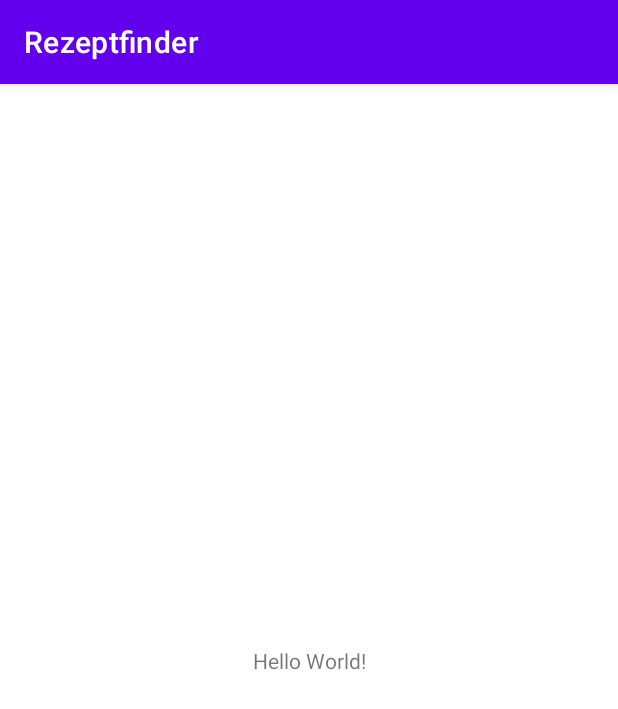
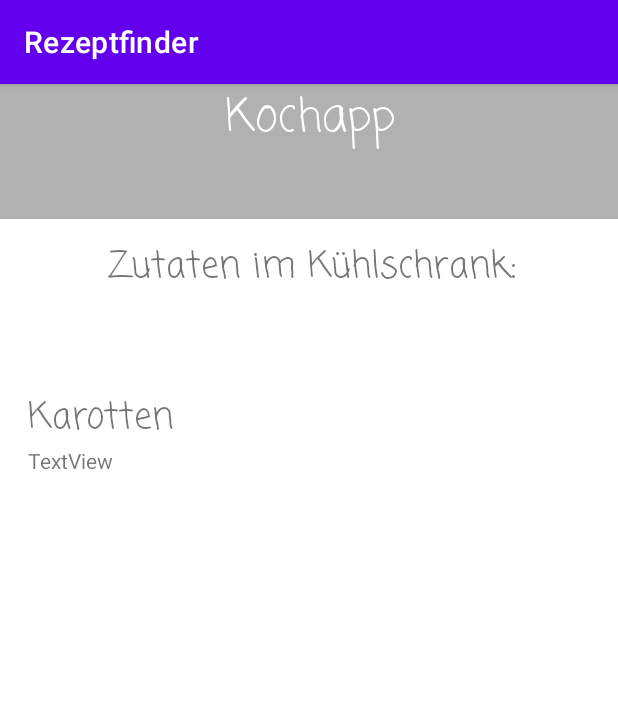
Before and after one commit to GenosseRedCat2/Rezeptfinder, an Android app: the screen it shows after launch (MainActivity), on a phone screen of 412 x 824 dp. Shown: the top 709 px of the screen. Run offline under Robolectric (Android 15) with nearby library versions, the phone set to English and light mode, and no system bars.

Commit message:
Das erste Layout des Kochapp's. Eine einfache alternative Titlebar und ein Scrollmenue mit zwei textviews.

```diff
--- a/app/src/main/res/layout/activity_main.xml
+++ b/app/src/main/res/layout/activity_main.xml
@@ -2,17 +2,73 @@
 <androidx.constraintlayout.widget.ConstraintLayout xmlns:android="http://schemas.android.com/apk/res/android"
     xmlns:app="http://schemas.android.com/apk/res-auto"
     xmlns:tools="http://schemas.android.com/tools"
+
+
+    android:id="@+id/coordinatorLayout2"
     android:layout_width="match_parent"
-    android:layout_height="match_parent"
-    tools:context=".MainActivity">
+    android:layout_height="match_parent" >
 
     <TextView
-        android:layout_width="wrap_content"
-        android:layout_height="wrap_content"
-        android:text="Hello World!"
+        android:id="@+id/titleBar"
+        android:layout_width="412dp"
+        android:layout_height="90dp"
+        android:background="#b1b1b1"
+        android:fontFamily="casual"
+        android:text="Kochapp"
+        android:textAlignment="center"
+        android:textColor="#FFFFFF"
+        android:textSize="30sp"
         app:layout_constraintBottom_toBottomOf="parent"
-        app:layout_constraintLeft_toLeftOf="parent"
-        app:layout_constraintRight_toRightOf="parent"
-        app:layout_constraintTop_toTopOf="parent" />
+        app:layout_constraintEnd_toEndOf="parent"
+        app:layout_constraintHorizontal_bias="0.0"
+        app:layout_constraintStart_toStartOf="parent"
+        app:layout_constraintTop_toTopOf="parent"
+        app:layout_constraintVertical_bias="0.0" />
+
+    <TextView
+        android:id="@+id/textView4"
+        android:layout_width="415dp"
+        android:layout_height="67dp"
+        android:fontFamily="casual"
+        android:text="Zutaten im Kühlschrank:"
+        android:textAlignment="center"
+        android:textSize="24sp"
+        app:layout_constraintBottom_toBottomOf="parent"
+        app:layout_constraintEnd_toEndOf="parent"
+        app:layout_constraintHorizontal_bias="0.0"
+        app:layout_constraintStart_toStartOf="parent"
+        app:layout_constraintTop_toBottomOf="@+id/titleBar"
+        app:layout_constraintVertical_bias="0.022" />
+
+    <ScrollView
+        android:layout_width="377dp"
+        android:layout_height="436dp"
+        app:layout_constraintBottom_toBottomOf="parent"
+        app:layout_constraintEnd_toEndOf="parent"
+        app:layout_constraintHorizontal_bias="0.529"
+        app:layout_constraintStart_toStartOf="parent"
+        app:layout_constraintTop_toBottomOf="@+id/textView4"
+        app:layout_constraintVertical_bias="0.206">
+
+        <LinearLayout
+            android:layout_width="match_parent"
+            android:layout_height="wrap_content"
+            android:orientation="vertical">
+
+            <TextView
+                android:id="@+id/ingredientOne"
+                android:layout_width="wrap_content"
+                android:layout_height="wrap_content"
+                android:fontFamily="casual"
+                android:text="Karotten"
+                android:textSize="24sp" />
+
+            <TextView
+                android:id="@+id/textView6"
+                android:layout_width="match_parent"
+                android:layout_height="wrap_content"
+                android:text="TextView" />
+        </LinearLayout>
+    </ScrollView>
 
 </androidx.constraintlayout.widget.ConstraintLayout>
```
